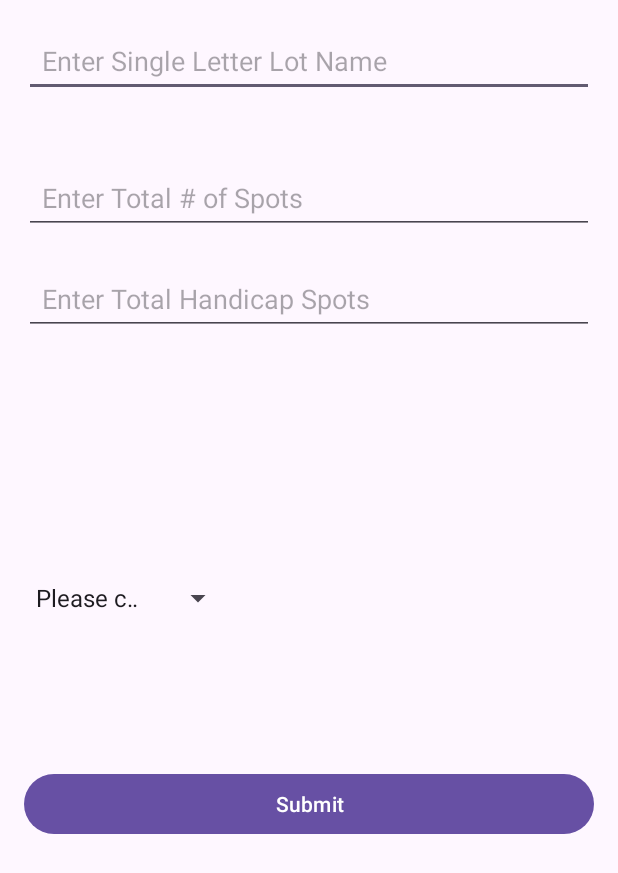
After one commit to Rickyy1/Parking-App-Repository, an Android app: the AdminActivity screen opened directly, with no data from a screen before it, on a phone screen of 412 x 824 dp. The commit adds this screen. Shown: the top 873 px of the screen. Run offline under Robolectric (Android 15) with nearby library versions, the phone set to English and light mode, and no system bars; our stand-ins replace Volley; network calls fail.

Commit message:
Initial commit

```diff
--- /dev/null
+++ b/app/src/main/java/com/example/test/AdminActivity.java
@@ -0,0 +1,92 @@
+package com.example.test;
+
+import android.os.Bundle;
+import androidx.appcompat.app.AppCompatActivity;
+
+import android.widget.ArrayAdapter;
+import android.widget.EditText;
+import android.widget.Spinner;
+import android.widget.Toast;
+
+import com.android.volley.Request;
+import com.android.volley.RequestQueue;
+import com.android.volley.Response;
+import com.android.volley.VolleyError;
+import com.android.volley.toolbox.StringRequest;
+import com.android.volley.toolbox.Volley;
+
+public class AdminActivity extends AppCompatActivity {
+
+    private EditText lotnameEditText;
+    private EditText totalSpotsEditText;
+    private EditText handicapSpotsEditText;
+    private Spinner adminSpinner;
+
+    @Override
+    protected void onCreate(Bundle savedInstanceState) {
+        super.onCreate(savedInstanceState);
+        setContentView(R.layout.activity_admin);
+
+        // Initialize UI elements
+        lotnameEditText = findViewById(R.id.editLotName);
+        totalSpotsEditText = findViewById(R.id.editTotalSpots);
+        handicapSpotsEditText = findViewById(R.id.editHandicapSpots);
+        adminSpinner = findViewById(R.id.adminSpinner);
+
+        // Retrieve options from strings.xml and set up Spinner adapter
+        String[] options = getResources().getStringArray(R.array.admin_spinner_options);
+        ArrayAdapter<String> adapter = new ArrayAdapter<>(this, android.R.layout.simple_spinner_item, options);
+        adapter.setDropDownViewResource(android.R.layout.simple_spinner_dropdown_item);
+        adminSpinner.setAdapter(adapter);
+
+        // Assuming there's a button in your layout to trigger the request
+        // Assuming the button ID is submitButton
+        findViewById(R.id.buttonSubmit).setOnClickListener(view -> {
+            // Get values from EditText fields and Spinner
+            String lotName = lotnameEditText.getText().toString(); // Assuming lot name is constant or retrieved from elsewhere
+            int totalSpots = Integer.parseInt(totalSpotsEditText.getText().toString());
+            int handicapSpots = Integer.parseInt(handicapSpotsEditText.getText().toString());
+            String userType = adminSpinner.getSelectedItem().toString(); // Get the selected item as a string
+
+            // Call makeRequest method with the retrieved values
+            makeRequest(lotName, totalSpots, handicapSpots, userType);
+        });
+    }
+
+    // URL of your PHP script
+    private static final String PHP_SCRIPT_URL = "https://rwuparking.rwu.me/admin_add_lot_test.php/";
+
+    // Method to make HTTP request
+    private void makeRequest(String lotName, int totalSpots, int handicapSpots, String userType) { // Change userType type to String
+        // Instantiate the RequestQueue.
+        RequestQueue queue = Volley.newRequestQueue(this);
+
+        // Formulate the request
+        StringRequest stringRequest = new StringRequest(Request.Method.GET, PHP_SCRIPT_URL +
+                "?auth=password&lot_name=" + lotName +
+                "&total_spots=" + totalSpots +
+                "&handicap_spots=" + handicapSpots +
+                "&user_type=" + userType,
+                new Response.Listener<String>() {
+                    @Override
+                    public void onResponse(String response) {
+                        // Handle successful response
+                        // You can update UI or show a message here
+                        displayMessage("Request Successful!");
+                    }
+                }, new Response.ErrorListener() {
+            @Override
+            public void onErrorResponse(VolleyError error) {
+                // Handle error response
+                // You can show an error message here
+                displayMessage("Request Failed! :(");
+            }
+        });
+
+        // Add the request to the RequestQueue.
+        queue.add(stringRequest);
+    }
+    private void displayMessage(String message) {
+        Toast.makeText(getApplicationContext(), message, Toast.LENGTH_SHORT).show();
+    }
+}
--- /dev/null
+++ b/app/src/main/res/layout/activity_admin.xml
@@ -0,0 +1,56 @@
+<!-- activity_admin.xml -->
+
+<RelativeLayout xmlns:android="http://schemas.android.com/apk/res/android"
+    xmlns:tools="http://schemas.android.com/tools"
+    android:layout_width="match_parent"
+    android:layout_height="match_parent"
+    android:padding="16dp"
+    tools:context=".AdminActivity">
+
+    <EditText
+        android:id="@+id/editLotName"
+        android:layout_width="match_parent"
+        android:layout_height="wrap_content"
+        android:layout_marginBottom="16dp"
+        android:hint="Enter Single Letter Lot Name"
+        android:inputType="text"
+        android:padding="12dp" />
+
+    <EditText
+        android:id="@+id/editHandicapSpots"
+        android:layout_width="match_parent"
+        android:layout_height="wrap_content"
+        android:layout_below="@id/editLotName"
+        android:layout_marginTop="94dp"
+        android:layout_marginBottom="16dp"
+        android:hint="Enter Total Handicap Spots"
+        android:inputType="number"
+        android:padding="12dp" />
+
+    <Spinner
+        android:id="@+id/adminSpinner"
+        android:layout_width="140dp"
+        android:layout_height="140dp"
+        android:layout_below="@id/editHandicapSpots"
+        android:layout_marginTop="89dp" />
+
+    <EditText
+        android:id="@+id/editTotalSpots"
+        android:layout_width="match_parent"
+        android:layout_height="wrap_content"
+        android:layout_below="@id/adminSpinner"
+        android:layout_marginTop="-361dp"
+        android:layout_marginBottom="16dp"
+        android:hint="Enter Total # of Spots"
+        android:inputType="number"
+        android:padding="12dp" />
+
+    <Button
+        android:id="@+id/buttonSubmit"
+        android:layout_width="match_parent"
+        android:layout_height="wrap_content"
+        android:layout_below="@id/editTotalSpots"
+        android:layout_marginTop="340dp"
+        android:text="Submit" />
+
+</RelativeLayout>
--- a/app/src/main/res/values/strings.xml
+++ b/app/src/main/res/values/strings.xml
@@ -7,5 +7,13 @@
         <item>Resident</item>
         <item>Commuter</item>
         <item>Visitor</item>
+        <item>Admin</item>
+    </string-array>
+    <string-array name="admin_spinner_options">
+        <item>Please choose a user below</item>
+        <item>Faculty</item>
+        <item>Resident</item>
+        <item>Commuter</item>
+        <item>Visitor</item>
     </string-array>
 </resources>
```
Also changed, not shown: app/src/main/AndroidManifest.xml (+10 -0 lines), app/src/main/java/com/example/test/LoginActivity.java (added, +67 -0 lines), app/src/main/java/com/example/test/MainActivity.java (+10 -1 lines), app/src/main/res/layout/activity_login.xml (added, +46 -0 lines).
